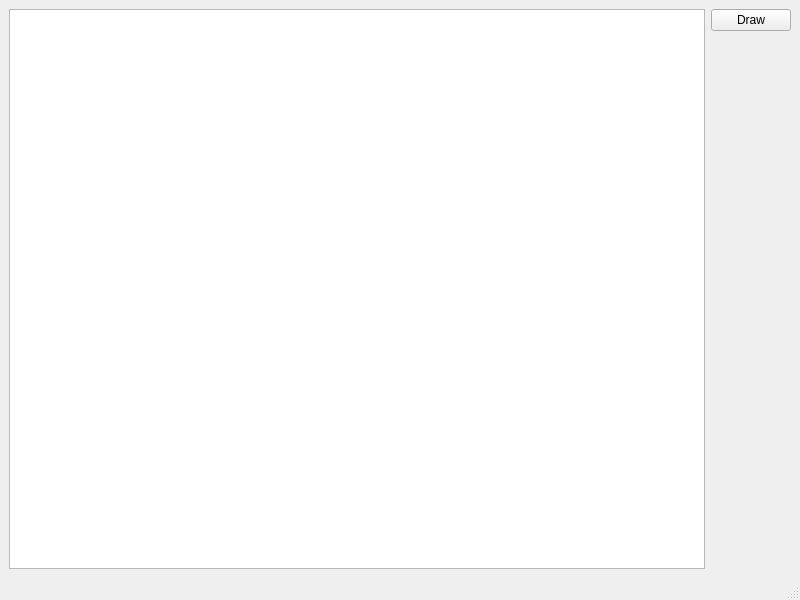
Old version of the form src/mainwindow.ui in the repository denzhkko/bmstu_iu7_cgcp.
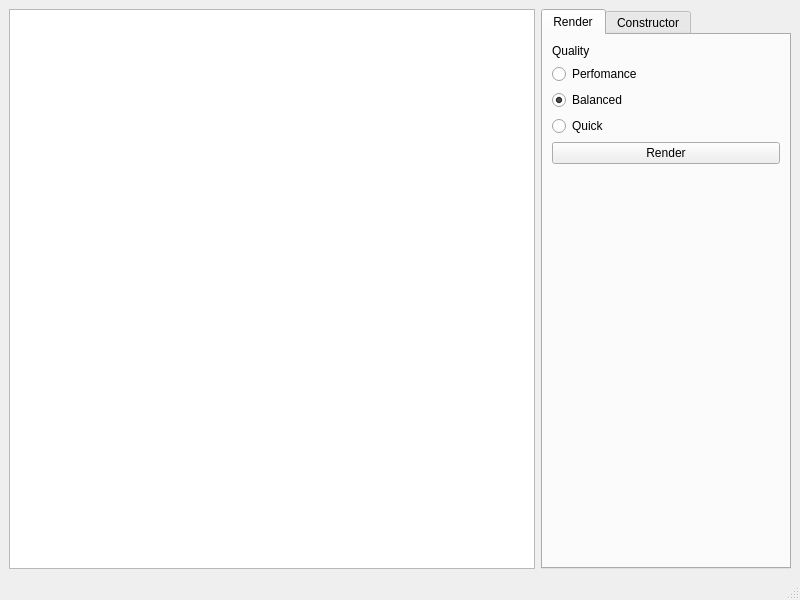
New version of the form.

The edit to the form file:
```diff
--- a/src/mainwindow.ui
+++ b/src/mainwindow.ui
@@ -19,11 +19,69 @@
      <widget class="QGraphicsView" name="gv_canvas"/>
     </item>
     <item>
-     <layout class="QVBoxLayout" name="verticalLayout">
+     <widget class="QTabWidget" name="tabWidget">
+      <property name="sizePolicy">
+       <sizepolicy hsizetype="Minimum" vsizetype="Expanding">
+        <horstretch>0</horstretch>
+        <verstretch>0</verstretch>
+       </sizepolicy>
+      </property>
+      <property name="minimumSize">
+       <size>
+        <width>250</width>
+        <height>0</height>
+       </size>
+      </property>
+      <property name="currentIndex">
+       <number>0</number>
+      </property>
+      <widget class="QWidget" name="tab">
+       <attribute name="title">
+        <string>Render</string>
+       </attribute>
+       <layout class="QVBoxLayout" name="verticalLayout_2">
+        <item>
+         <widget class="QLabel" name="label">
+          <property name="text">
+           <string>Quality</string>
+          </property>
+         </widget>
+        </item>
+        <item>
+         <layout class="QVBoxLayout" name="verticalLayout_3">
+          <item>
+           <widget class="QRadioButton" name="rb_q_p">
+            <property name="text">
+             <string>Perfomance</string>
+            </property>
+            <property name="checked">
+             <bool>false</bool>
+            </property>
+           </widget>
+          </item>
+          <item>
+           <widget class="QRadioButton" name="rb_q_b">
+            <property name="text">
+             <string>Balanced</string>
+            </property>
+            <property name="checked">
+             <bool>true</bool>
+            </property>
+           </widget>
+          </item>
+          <item>
+           <widget class="QRadioButton" name="rb_q_q">
+            <property name="text">
+             <string>Quick</string>
+            </property>
+           </widget>
+          </item>
+         </layout>
+        </item>
       <item>
        <widget class="QPushButton" name="pb_draw">
         <property name="text">
-         <string>Draw</string>
+           <string>Render</string>
         </property>
        </widget>
       </item>
@@ -41,6 +99,16 @@
        </spacer>
       </item>
      </layout>
+      </widget>
+      <widget class="QWidget" name="tab_2">
+       <attribute name="title">
+        <string>Constructor</string>
+       </attribute>
+      </widget>
+     </widget>
+    </item>
+    <item>
+     <layout class="QVBoxLayout" name="verticalLayout"/>
     </item>
    </layout>
   </widget>
```
Left out of the diff: 2 changed lines with no effect on the pictures. Lines whose indentation alone changed are shown as unchanged.
